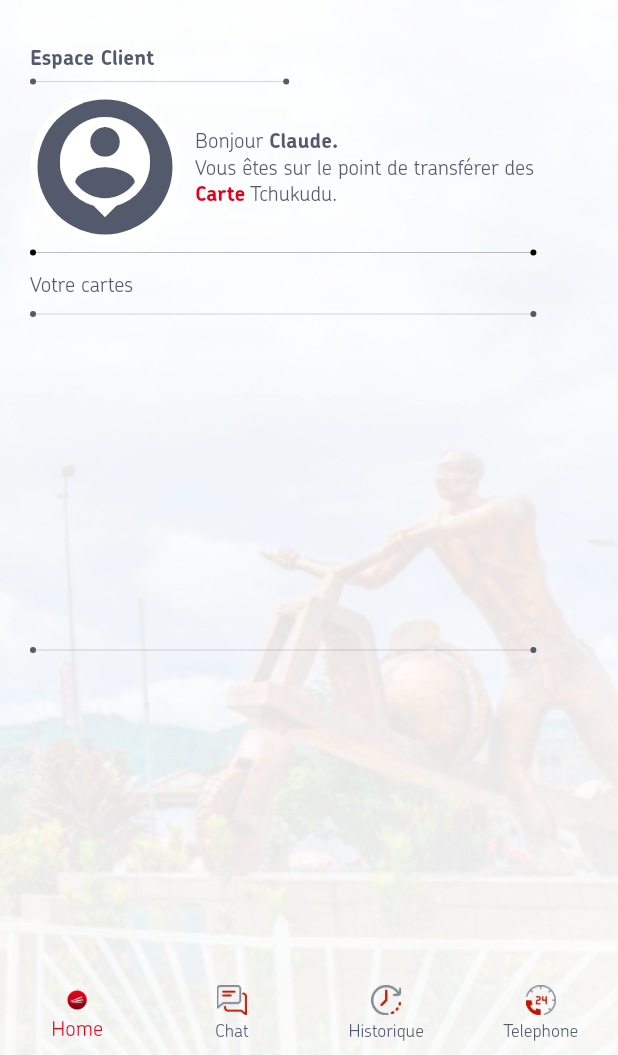
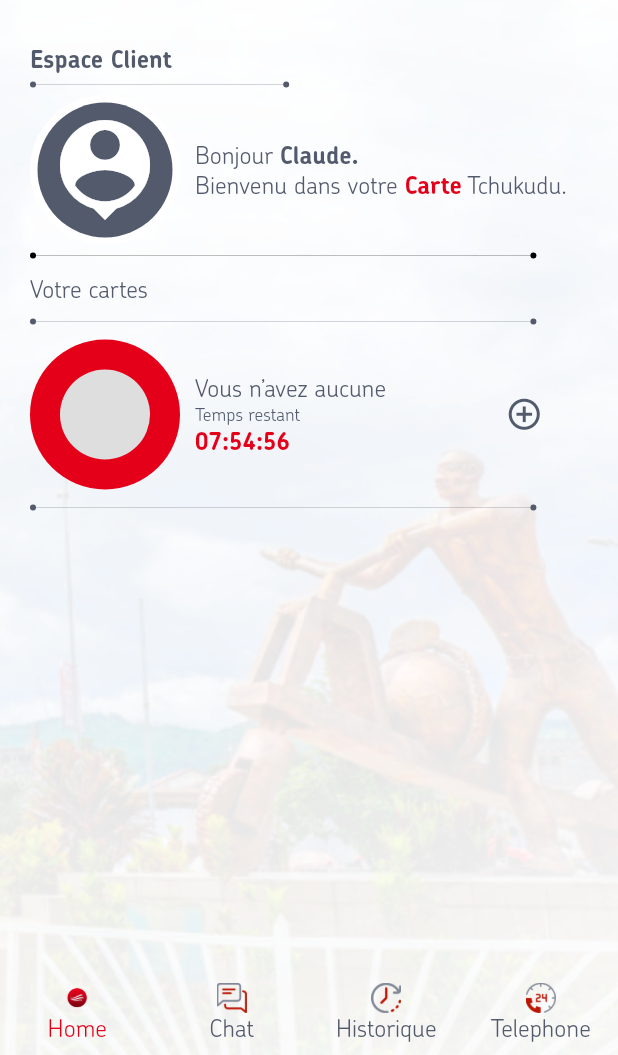
Before and after one commit to chizakasipascal/MobileAppClientV1, a Flutter app: the PageNav screen opened by its route, on a phone screen of 412 x 824 dp, the part 181-1236 px from its top. Run offline on Flutter 3.47's test engine with Material 2 defaults, Android fonts, the phone set to English and light mode, and no system bars; our stand-ins replace expandable_page_view.

Commit message:
chat cleint refactoring

```diff
--- a/lib/src/const/app_theme.dart
+++ b/lib/src/const/app_theme.dart
@@ -5,7 +5,7 @@
 final ThemeData themeData = ThemeData(
   fontFamily: FontFamily.chevin,
   textTheme: const TextTheme(
-    bodyText2: TextStyle(color: kGreyColor),
+    bodyText2: TextStyle(color: kGreyColor, fontSize: 16),
     // bodyLarge: const TextStyle(fontWeight: FontWeight.bold, color: kGreyColor),
   ),
   scaffoldBackgroundColor: Colors.transparent,
--- a/lib/src/views/screens/espaceClient/espaceClient.dart
+++ b/lib/src/views/screens/espaceClient/espaceClient.dart
@@ -1,6 +1,7 @@
 import 'package:flutter/material.dart';
 import 'package:mobileappclientv1/src/const/app_theme.dart';
 import 'package:mobileappclientv1/src/const/assets.dart';
+import 'package:mobileappclientv1/src/utils/colors.dart';
 import 'package:mobileappclientv1/src/views/widgets/widgets.dart';
 
 class EspaceClient extends StatefulWidget {
@@ -84,7 +85,7 @@
                         widget: true,
                         headLabel: 'Bonjour ',
                         labelname: 'Claude',
-                        subLabel: 'Vous êtes sur le point de transférer des '),
+                        subLabel: 'Bienvenu dans votre '),
                 const SizedBox(height: 10),
                 widget.carteEmpty
                     ? Text("Utilisation", style: themeData.textTheme.bodyText2)
@@ -99,11 +100,59 @@
                 const SizedBox(height: 10),
                 widget.carteEmpty
                     ? CarteConnectisEmpty(size: size)
-                    : SizedBox(
-                        height: 200,
-                        child: Row(
-                          children: const [],
-                        )),
+                    : Padding(
+                        padding: const EdgeInsets.only(right: 30.0),
+                        child: SizedBox(
+                          height: 100,
+                          child: Row(
+                            children: [
+                              Container(
+                                height: 100,
+                                width: 100,
+                                decoration: const BoxDecoration(
+                                    color: kConnectis, shape: BoxShape.circle),
+                                child: Container(
+                                  height: 100,
+                                  width: 100,
+                                  margin: const EdgeInsets.all(20),
+                                  decoration: const BoxDecoration(
+                                      color: kGreyColorOpacity,
+                                      shape: BoxShape.circle),
+                                ),
+                              ),
+                              const SizedBox(width: 10),
+                              Text.rich(
+                                TextSpan(
+                                  style: themeData.textTheme.bodyText2,
+                                  children: [
+                                    const TextSpan(
+                                      text: "Vous n’avez aucune ",
+                                    ),
+                                    TextSpan(
+                                      text: "\nTemps restant ",
+                                      style: themeData.textTheme.bodyText2!
+                                          .copyWith(fontSize: 12),
+                                    ),
+                                    TextSpan(
+                                      text: "\n07:54:56",
+                                      style: themeData.textTheme.bodyText2!
+                                          .copyWith(
+                                              fontWeight: FontWeight.bold,
+                                              color: kConnectis),
+                                    ),
+                                  ],
+                                ),
+                              ),
+                              const Spacer(),
+                              const Icon(
+                                Icons.add_circle_outline,
+                                color: kGreyColor,
+                                size: 25,
+                              )
+                            ],
+                          ),
+                        ),
+                      ),
                 const SizedBox(height: 10),
                 LineWithCircleRoundConer(
                   isEmptyOne: true,
```
Also changed, not shown: lib/src/views/screens/serviceClient/ticketFerme.dart (+16 -6 lines), lib/src/views/screens/serviceClient/ticketOuvert.dart (+19 -8 lines).
